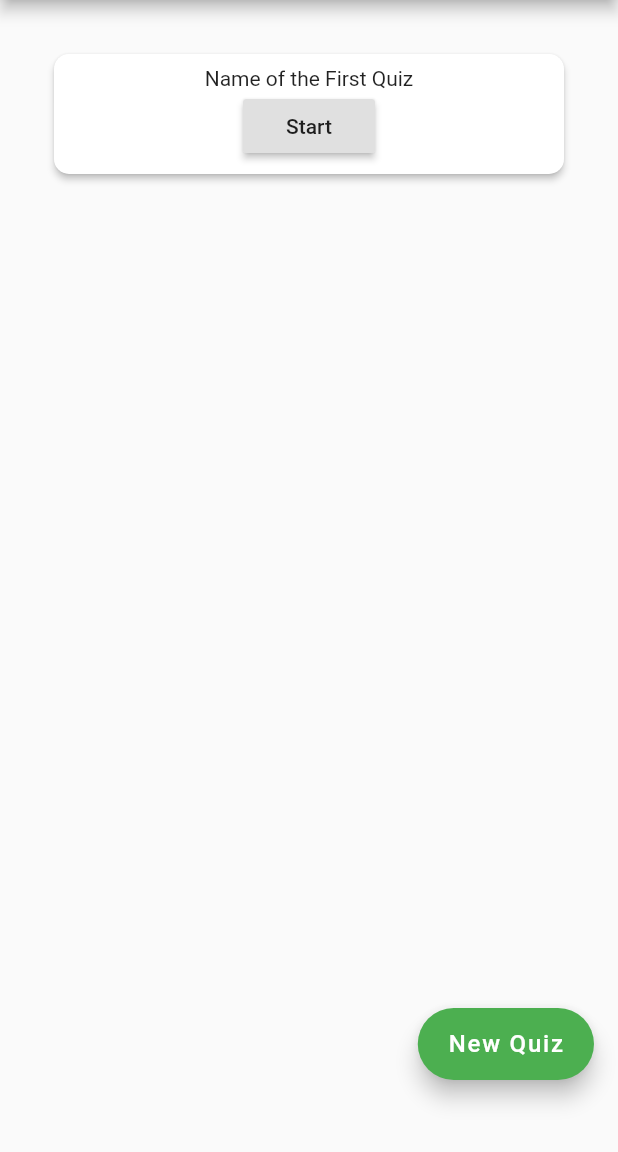
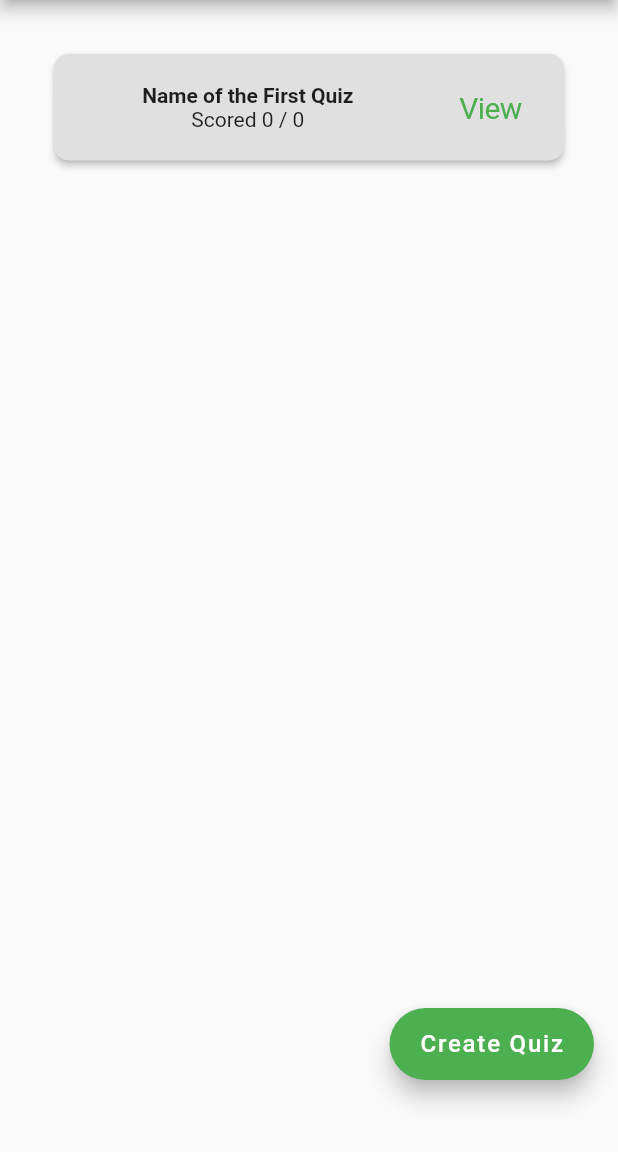
Before and after one commit to M4TTRX/studyq, a Flutter app: the screen it shows after launch, on a phone screen of 412 x 824 dp, the part 84-1236 px from its top. Run offline on Flutter 3.47's test engine with Material 2 defaults, Android fonts, the phone set to English and light mode, and no system bars.

Commit message:
Added data functions to quiz model. Improved look of quiz card component. Cleaned up home view. Working on quiz start view.

```diff
--- a/lib/models/quiz_model.dart
+++ b/lib/models/quiz_model.dart
@@ -11,6 +11,30 @@ class Quiz {
 
   Quiz({this.name, this.questions}) {
     id = Uuid().v4();
+  }
+
+  int getHighScore() {
+    return _highScore ?? 0;
+  }
+
+  String getScoreFraction() {
+    if (questions == null) {
+      return "0 / 0";
+    }
+
+    if (questions.length == 0) {
+      return "0 / 0";
+    }
+
+    return getHighScore().toString() + " / " + questions.length.toString();
+  }
+
+  int getPercentage() {
+    if (questions == null) {
+      return 0;
+    }
+
+    return getHighScore() / questions.length == 0 ? 1 : questions.length;
   }
 
   void setHighScore({highScore: int}) {
--- a/lib/views/home/components/quiz_card_component.dart
+++ b/lib/views/home/components/quiz_card_component.dart
@@ -1,3 +1,4 @@
+import 'package:flutter/cupertino.dart';
 import 'package:flutter/material.dart';
 import 'package:flutter/services.dart';
 
@@ -13,13 +14,21 @@ class QuizCard extends Card {
     shape: RoundedRectangleBorder(
       borderRadius: BorderRadius.circular(10.0),
     ),
+    color: Colors.grey.shade300,
     child: Padding(
       padding: const EdgeInsets.all(8.0),
-      child: Column(
+      child: Row(
         children: <Widget>[
-          Text(quiz.name),
-          RaisedButton(
-            child: Text("Start"),
+          Spacer(flex: 2),
+          Column(
+            children: <Widget>[
+              Text(quiz.name, style: TextStyle(fontWeight: FontWeight.bold),),
+              Text("Scored " + quiz.getScoreFraction())
+            ],
+          ),
+          Spacer(flex: 2),
+          CupertinoButton(
+            child: Text("View", style: TextStyle(fontSize: 20)),
             onPressed: () {
               HapticFeedback.lightImpact();
               startQuiz(quiz);
--- a/lib/views/home/home_view.dart
+++ b/lib/views/home/home_view.dart
@@ -22,10 +22,10 @@ class _HomeViewState extends State<HomeView> {
     return Scaffold(
       appBar: AppBar(
         title: Text(widget.title),
+        actions: [/* Add account and settings buttons here */],
       ),
-      body: Padding(
+      body: ListView(
         padding: const EdgeInsets.fromLTRB(32, 32, 32, 32),
-        child: ListView(
         children: <Widget>[
           QuizCard(
             Quiz(
@@ -34,7 +34,6 @@ class _HomeViewState extends State<HomeView> {
             startQuiz: startQuiz
           )
         ]
-        )
       ),
       floatingActionButton: Padding(
         padding: const EdgeInsets.only(bottom: 32.0),
@@ -42,7 +41,7 @@ class _HomeViewState extends State<HomeView> {
             onPressed: () {
               HapticFeedback.lightImpact();
             },
-            label: new Text("New Quiz", style: TextStyle(fontSize: 16))),
+            label: new Text("Create Quiz", style: TextStyle(fontSize: 16))),
       )
     );
   }
```
Also changed, not shown: lib/views/quiz_start/quiz_start_view.dart (+15 -0 lines). Lines whose indentation alone changed are shown as unchanged.
